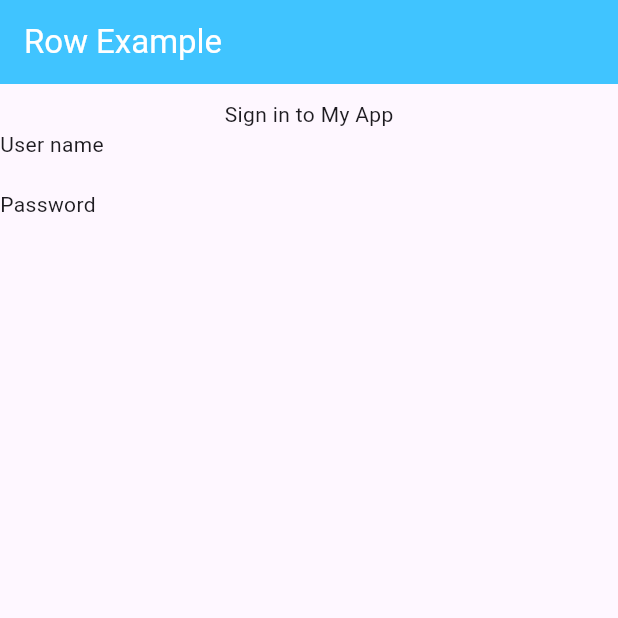
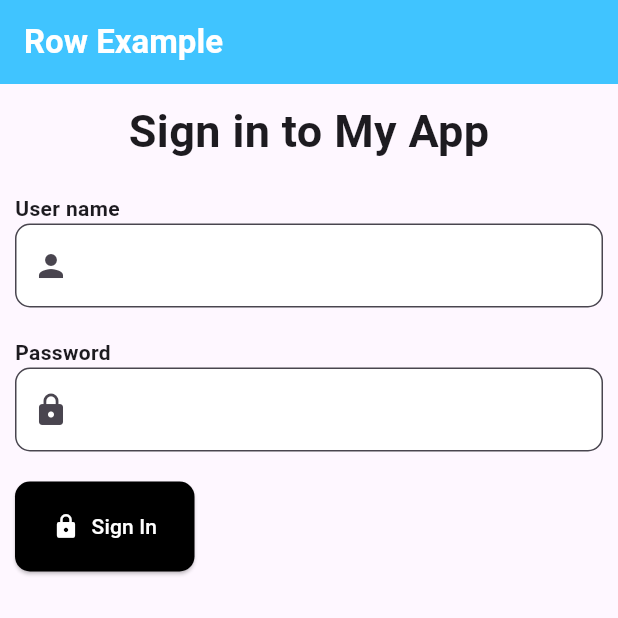
Before and after one commit to Phsithzz/PracticeFlutter, a Flutter app: the screen it shows after launch, on a phone screen of 412 x 824 dp, the top half of it. Run offline on Flutter 3.47's test engine with Material 3 defaults, Android fonts, the phone set to English and light mode, and no system bars.

Commit message:
Sign In Design

```diff
--- a/lib/row_example.dart
+++ b/lib/row_example.dart
@@ -8,25 +8,98 @@ class RowExample extends StatelessWidget {
     return MaterialApp(
       debugShowCheckedModeBanner: false,
       home: Scaffold(
+
         appBar: AppBar(
-          title: const Text("Row Example"),
+
+          title: const Text(
+
+            "Row Example",
+            style: TextStyle(fontWeight: FontWeight.bold),
+
+          ),
+
           backgroundColor: Colors.lightBlueAccent,
           foregroundColor: Colors.white,
+
+        ),
+        body: Container(
+          // padding: EdgeInsets.fromLTRB(0, 10, 0, 10),
+          margin: EdgeInsets.all(10),
+          child: Column(
+
+            crossAxisAlignment: CrossAxisAlignment.start,
+
+            children: [
+
+              const Center(
+                child: Text(
+                  "Sign in to My App",
+                  style: TextStyle(fontSize: 30, fontWeight: FontWeight.bold),
+                ),
+              ),
+
+              const SizedBox(height: 20),
+
+              const Text(
+                "User name",
+                style: TextStyle(fontWeight: FontWeight.w600),
+              ),
+
+              const TextField(
+                decoration: InputDecoration(
+                  filled: true,
+                  fillColor: Colors.white,
+                  border: OutlineInputBorder(
+                    borderRadius: BorderRadius.all(Radius.circular(10.0)),
+                  ),
+                  prefixIcon: Icon(Icons.person),
+                ),
+
+                style: TextStyle(color: Colors.lightBlueAccent),
+              ),
+
+              const SizedBox(height: 20),
+
+              const Text(
+                "Password",
+                style: TextStyle(fontWeight: FontWeight.w600),
+              ),
+
+              const TextField(
+                obscureText: true,
+                decoration: InputDecoration(
+                  filled: true,
+                  fillColor: Colors.white,
+                  border: OutlineInputBorder(
+                    borderRadius: BorderRadius.all(Radius.circular(10.0)),
+                  ),
+                  prefixIcon: Icon(Icons.lock),
+                ),
+              ),
+
+              const SizedBox(height: 20),
+
+              ElevatedButton.icon(
+                icon: const Icon(Icons.lock),
+                onPressed: () {},
+                style: ElevatedButton.styleFrom(
+                  backgroundColor: Colors.black,
+                  foregroundColor: Colors.white,
+                  padding: EdgeInsets.only(
+                    left: 25,
+                    right: 25,
+                    top: 20,
+                    bottom: 20,
+                  ),
+                  shape: const RoundedRectangleBorder(
+                    borderRadius: BorderRadius.all(Radius.circular(10.0)),
+                  ),
+                ),
+                label: const Text("Sign In"),
+              ),
+            ],
           ),
-        body: Container(
-          padding:EdgeInsets.fromLTRB(0, 10, 0, 10),
-          child:const Column(
-          crossAxisAlignment: CrossAxisAlignment.start,
-          children: [
-            Center(
-              child:Text("Sign in to My App"),
-            ),
-            Text("User name"),
-            SizedBox(height:20),
-            Text("Password"),
-          ],
         ),
-        )
       ),
     );
   }
```
